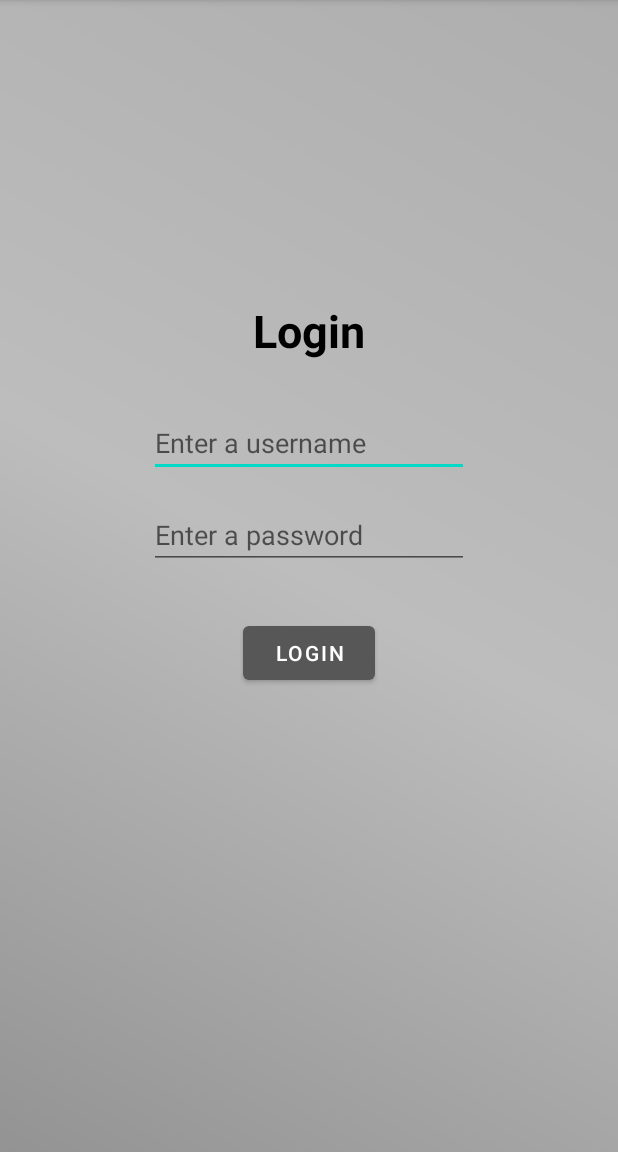
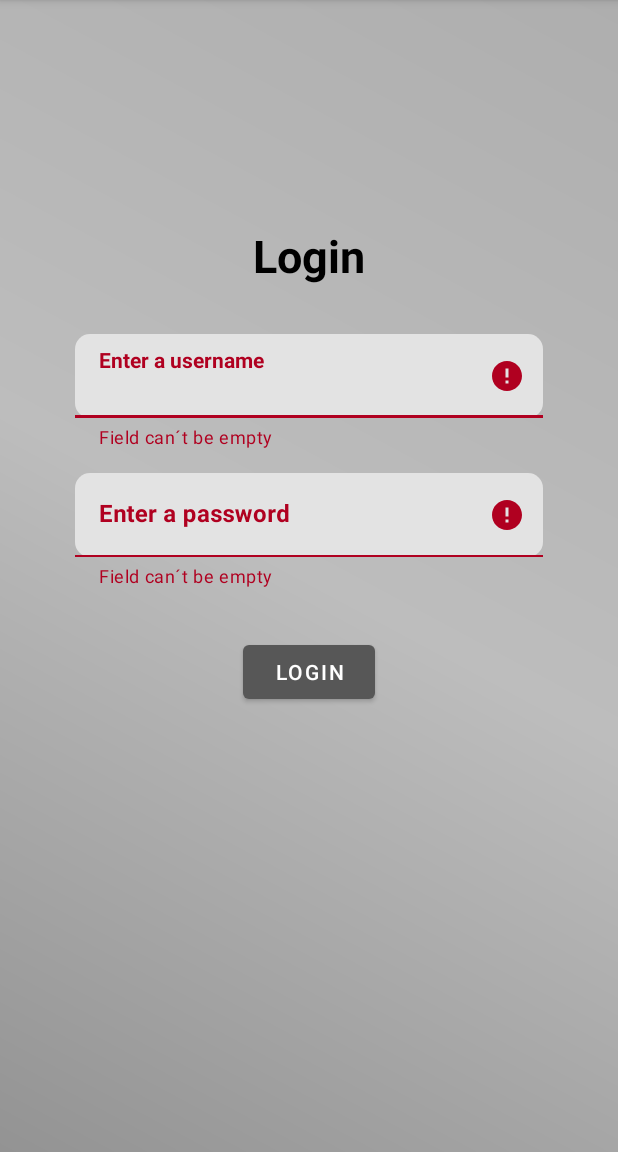
Before and after one commit to josemachado2000/SafeCity, an Android app: the screen it shows after launch (Login), after a tap on "LOGIN", on a phone screen of 412 x 824 dp, the part 84-1236 px from its top. Run offline under Robolectric (Android 15) with nearby library versions, the phone set to English and light mode, and no system bars.

Commit message:
Updated Login actions and created shared preferences

```diff
--- a/app/src/main/java/commov/safecity/Login.kt
+++ b/app/src/main/java/commov/safecity/Login.kt
@@ -1,11 +1,14 @@
 package commov.safecity
 
+import android.content.Context
+import android.content.SharedPreferences
 import android.os.Bundle
 import android.util.Log
 import android.widget.Button
 import android.widget.EditText
 import android.widget.Toast
 import androidx.appcompat.app.AppCompatActivity
+import com.google.android.material.textfield.TextInputLayout
 import commov.safecity.api.EndPoints
 import commov.safecity.api.LoginPostResponse
 import commov.safecity.api.ServiceBuilder
@@ -19,14 +22,37 @@ class Login : AppCompatActivity() {
         super.onCreate(savedInstanceState)
         setContentView(R.layout.login)
 
-        val usernameEditText = findViewById<EditText>(R.id.login_username_editText)
-        val passwordEditText = findViewById<EditText>(R.id.login_password_editText)
+        val usernameTextInputLayout = findViewById<TextInputLayout>(R.id.login_username_TextInputLayout)
+        val passwordTextInputLayout = findViewById<TextInputLayout>(R.id.login_password_TextInputLayout)
 
         val buttonLogin = findViewById<Button>(R.id.login_buttonLogin)
         buttonLogin.setOnClickListener {
-            val username = usernameEditText.text.toString().trim()
-            val password = passwordEditText.text.toString().trim()
+            // Login Validations
+            val username = usernameTextInputLayout.editText?.text.toString().trim()
+            var validUsername = false
+            when {
+                username.isEmpty() -> {
+                    usernameTextInputLayout.error = getString(R.string.insert_note_ObligationError)
+                }
+                else -> {
+                    usernameTextInputLayout.error = ""
+                    validUsername = true
+                }
+            }
 
+            val password = passwordTextInputLayout.editText?.text.toString().trim()
+            var validPassword = false
+            when {
+                password.isEmpty() -> {
+                    passwordTextInputLayout.error = getString(R.string.insert_note_ObligationError)
+                }
+                else -> {
+                    passwordTextInputLayout.error = ""
+                    validPassword = true
+                }
+            }
+
+            if (validUsername && validPassword) {
                 val request = ServiceBuilder.buildService(EndPoints::class.java)
                 val call = request.login(username = username, password = password)
 
@@ -35,6 +61,13 @@ class Login : AppCompatActivity() {
                         if (response.isSuccessful) {
                             val user: LoginPostResponse = response.body()!!
                             Toast.makeText(this@Login, user.id.toString().plus(" -> NICE"), Toast.LENGTH_SHORT).show()
+
+                            val loginSharedPref: SharedPreferences = getSharedPreferences(getString(R.string.login_preference_file), Context.MODE_PRIVATE)
+                            with (loginSharedPref.edit()) {
+                                putBoolean(getString(R.string.logged), true)
+                                putString(getString(R.string.loggedUsername), username)
+                                apply()
+                            }
                         }
                     }
 
@@ -42,6 +75,8 @@ class Login : AppCompatActivity() {
                         Toast.makeText(this@Login, "${t.message}", Toast.LENGTH_LONG).show()
                     }
                 })
+            }
+
 
         }
     }
--- a/app/src/main/java/commov/safecity/MainActivity.kt
+++ b/app/src/main/java/commov/safecity/MainActivity.kt
@@ -1,9 +1,13 @@
 package commov.safecity
 
+import android.content.Context
 import android.content.Intent
+import android.content.SharedPreferences
 import android.os.Bundle
 import android.os.Handler
 import android.os.Looper
+import android.util.Log
+import android.widget.Toast
 import androidx.appcompat.app.AppCompatActivity
 
 class MainActivity : AppCompatActivity() {
@@ -11,10 +15,19 @@ class MainActivity : AppCompatActivity() {
         super.onCreate(savedInstanceState)
         setContentView(R.layout.welcome)
 
+        val loginSharedPref: SharedPreferences = getSharedPreferences(getString(R.string.login_preference_file), Context.MODE_PRIVATE)
         Handler(Looper.getMainLooper()).postDelayed({
-            var intent = Intent(this, Login::class.java)
-            startActivity(intent)
-            finish()
+            Toast.makeText(this, loginSharedPref.getString("loggedUsername", ""), Toast.LENGTH_SHORT).show()
+            if (loginSharedPref.getBoolean("logged", false)) {
+                val intent = Intent(this, Login::class.java)
+                startActivity(intent)
+                finish()
+            } else {
+                val intent = Intent(this, Login::class.java)
+                startActivity(intent)
+                finish()
+            }
         }, 2000)
+
     }
 }
--- a/app/src/main/res/layout/login.xml
+++ b/app/src/main/res/layout/login.xml
@@ -10,7 +10,7 @@
         android:id="@+id/login_loginTitle"
         android:layout_width="wrap_content"
         android:layout_height="wrap_content"
-        android:layout_marginTop="200dp"
+        android:layout_marginTop="150dp"
         android:text="@string/login_loginTitle"
         android:textColor="@color/black"
         android:textSize="30sp"
@@ -19,31 +19,69 @@
         app:layout_constraintStart_toStartOf="parent"
         app:layout_constraintTop_toTopOf="parent" />
 
-    <EditText
-        android:id="@+id/login_username_editText"
-        android:layout_width="wrap_content"
+    <com.google.android.material.textfield.TextInputLayout
+        android:id="@+id/login_username_TextInputLayout"
+        android:layout_width="match_parent"
         android:layout_height="wrap_content"
+        android:layout_marginStart="50dp"
+        android:layout_marginLeft="50dp"
         android:layout_marginTop="32dp"
-        android:ems="10"
-        android:inputType="text"
+        android:layout_marginEnd="50dp"
+        android:layout_marginRight="50dp"
         android:hint="@string/login_username_hint"
+        app:boxBackgroundColor="@color/light_gray"
+        app:boxCornerRadiusBottomEnd="10dp"
+        app:boxCornerRadiusBottomStart="10dp"
+        app:boxCornerRadiusTopEnd="10dp"
+        app:boxCornerRadiusTopStart="10dp"
+        app:boxStrokeColor="@color/black"
+        app:errorEnabled="true"
+        app:hintTextAppearance="@style/TextAppearance.AppCompat.Body2"
+        app:hintTextColor="@android:color/darker_gray"
         app:layout_constraintEnd_toEndOf="parent"
         app:layout_constraintStart_toStartOf="parent"
-        app:layout_constraintTop_toBottomOf="@+id/login_loginTitle"
-        android:autofillHints="" />
+        app:layout_constraintTop_toBottomOf="@+id/login_loginTitle">
 
-    <EditText
-        android:id="@+id/login_password_editText"
-        android:layout_width="wrap_content"
+        <com.google.android.material.textfield.TextInputEditText
+            android:layout_width="match_parent"
+            android:layout_height="wrap_content"
+            android:inputType="text"
+            android:textColor="#000000"
+            android:textColorHint="@color/black"
+            android:textStyle="bold" />
+    </com.google.android.material.textfield.TextInputLayout>
+
+    <com.google.android.material.textfield.TextInputLayout
+        android:id="@+id/login_password_TextInputLayout"
+        android:layout_width="match_parent"
         android:layout_height="wrap_content"
+        android:layout_marginStart="50dp"
+        android:layout_marginLeft="50dp"
         android:layout_marginTop="16dp"
-        android:ems="10"
-        android:inputType="textPassword"
+        android:layout_marginEnd="50dp"
+        android:layout_marginRight="50dp"
         android:hint="@string/login_password_hint"
+        app:boxBackgroundColor="@color/light_gray"
+        app:boxCornerRadiusBottomEnd="10dp"
+        app:boxCornerRadiusBottomStart="10dp"
+        app:boxCornerRadiusTopEnd="10dp"
+        app:boxCornerRadiusTopStart="10dp"
+        app:boxStrokeColor="@color/black"
+        app:errorEnabled="true"
+        app:hintTextAppearance="@style/TextAppearance.AppCompat.Body2"
+        app:hintTextColor="@android:color/darker_gray"
         app:layout_constraintEnd_toEndOf="parent"
         app:layout_constraintStart_toStartOf="parent"
-        app:layout_constraintTop_toBottomOf="@+id/login_username_editText"
-        android:autofillHints="" />
+        app:layout_constraintTop_toBottomOf="@+id/login_username_TextInputLayout">
+
+        <com.google.android.material.textfield.TextInputEditText
+            android:layout_width="match_parent"
+            android:layout_height="wrap_content"
+            android:inputType="textPassword"
+            android:textColor="#000000"
+            android:textColorHint="@color/black"
+            android:textStyle="bold" />
+    </com.google.android.material.textfield.TextInputLayout>
 
     <Button
         android:id="@+id/login_buttonLogin"
@@ -53,5 +91,6 @@
         android:text="@string/login_buttonLogin"
         app:layout_constraintEnd_toEndOf="parent"
         app:layout_constraintStart_toStartOf="parent"
-        app:layout_constraintTop_toBottomOf="@+id/login_password_editText" />
+        app:layout_constraintTop_toBottomOf="@+id/login_password_TextInputLayout" />
+
 </androidx.constraintlayout.widget.ConstraintLayout>
--- a/app/src/main/res/values/strings.xml
+++ b/app/src/main/res/values/strings.xml
@@ -62,4 +62,8 @@
     <string name="login_username_hint">Enter a username</string>
     <string name="login_password_hint">Enter a password</string>
     <string name="login_buttonLogin">Login</string>
+    <!--    Login Shared Preferences    -->
+    <string name="login_preference_file">loginPreferenceFile</string>
+    <string name="logged">logged</string>
+    <string name="loggedUsername">loggedUsername</string>
 </resources>
```
Also changed, not shown: 1 other file. Lines whose indentation alone changed are shown as unchanged.
